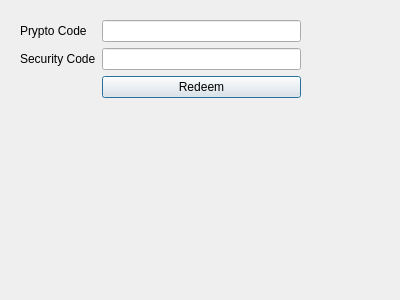
Qt form src/qt/forms/pryptopage.ui (transcoder/CasinoCoin) before a commit.
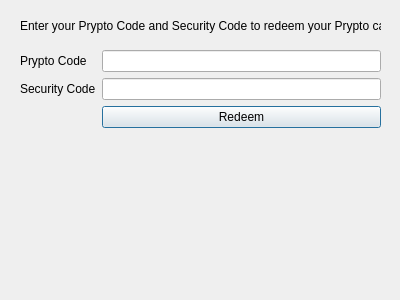
The same form after that commit.

Commit message: Prypto Redeem implemented

```diff
--- a/src/qt/forms/pryptopage.ui
+++ b/src/qt/forms/pryptopage.ui
@@ -17,8 +17,8 @@
    <property name="geometry">
     <rect>
      <x>20</x>
-     <y>20</y>
-     <width>281</width>
+     <y>50</y>
+     <width>361</width>
      <height>112</height>
     </rect>
    </property>
@@ -56,6 +56,22 @@
     </item>
    </layout>
   </widget>
+  <widget class="QLabel" name="lblHelp">
+   <property name="geometry">
+    <rect>
+     <x>20</x>
+     <y>10</y>
+     <width>361</width>
+     <height>31</height>
+    </rect>
+   </property>
+   <property name="text">
+    <string>Enter your Prypto Code and Security Code to redeem your Prypto card.</string>
+   </property>
+   <property name="textFormat">
+    <enum>Qt::AutoText</enum>
+   </property>
+  </widget>
  </widget>
  <resources/>
  <connections/>
```
Left out of the diff: 4 changed lines with no effect on the pictures. The commit also changes 5 other files.
